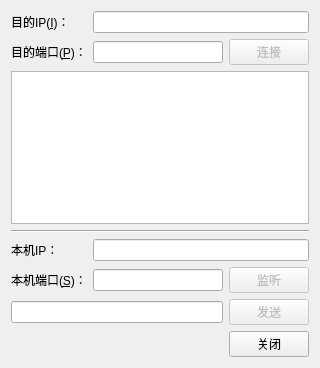
First picture: the form in Windows/PCMsgSocket/PCMsgSocket/PCMsgSocket.ui, repository Aoi-hosizora/MsgSocket, before the edit.
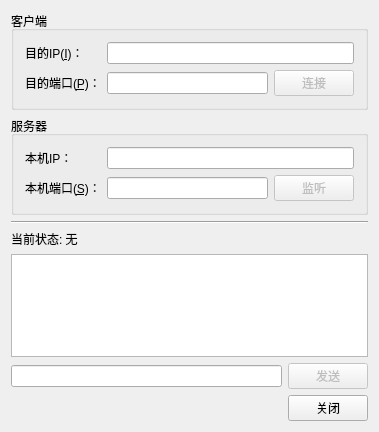
Second picture: the form after the edit.

Patch:
```diff
--- a/Windows/PCMsgSocket/PCMsgSocket/PCMsgSocket.ui
+++ b/Windows/PCMsgSocket/PCMsgSocket/PCMsgSocket.ui
@@ -6,8 +6,8 @@
    <rect>
     <x>0</x>
     <y>0</y>
-    <width>320</width>
-    <height>368</height>
+    <width>379</width>
+    <height>432</height>
    </rect>
   </property>
   <property name="font">
@@ -20,6 +20,10 @@
   </property>
   <layout class="QVBoxLayout" name="verticalLayout">
    <item>
+    <widget class="QGroupBox" name="groupBox">
+     <property name="title">
+      <string>客户端</string>
+     </property>
     <layout class="QGridLayout" name="gridLayout">
      <item row="0" column="0">
       <widget class="QLabel" name="Label_DestIP">
@@ -62,18 +66,13 @@
       </layout>
      </item>
     </layout>
-   </item>
-   <item>
-    <widget class="QListWidget" name="List_Text"/>
-   </item>
-   <item>
-    <widget class="Line" name="line">
-     <property name="orientation">
-      <enum>Qt::Horizontal</enum>
-     </property>
     </widget>
    </item>
    <item>
+    <widget class="QGroupBox" name="groupBox_2">
+     <property name="title">
+      <string>服务器</string>
+     </property>
     <layout class="QGridLayout" name="gridLayout_2">
      <item row="0" column="0">
       <widget class="QLabel" name="Label_SrcIP">
@@ -117,6 +116,24 @@
       </layout>
      </item>
     </layout>
+    </widget>
+   </item>
+   <item>
+    <widget class="Line" name="line">
+     <property name="orientation">
+      <enum>Qt::Horizontal</enum>
+     </property>
+    </widget>
+   </item>
+   <item>
+    <widget class="QLabel" name="Label_Status">
+     <property name="text">
+      <string>当前状态: 无</string>
+     </property>
+    </widget>
+   </item>
+   <item>
+    <widget class="QListWidget" name="List_Text"/>
    </item>
    <item>
     <layout class="QHBoxLayout" name="horizontalLayout_4">
```
Left out of the diff: 15 changed lines with no effect on the pictures. Lines whose indentation alone changed are shown as unchanged.
